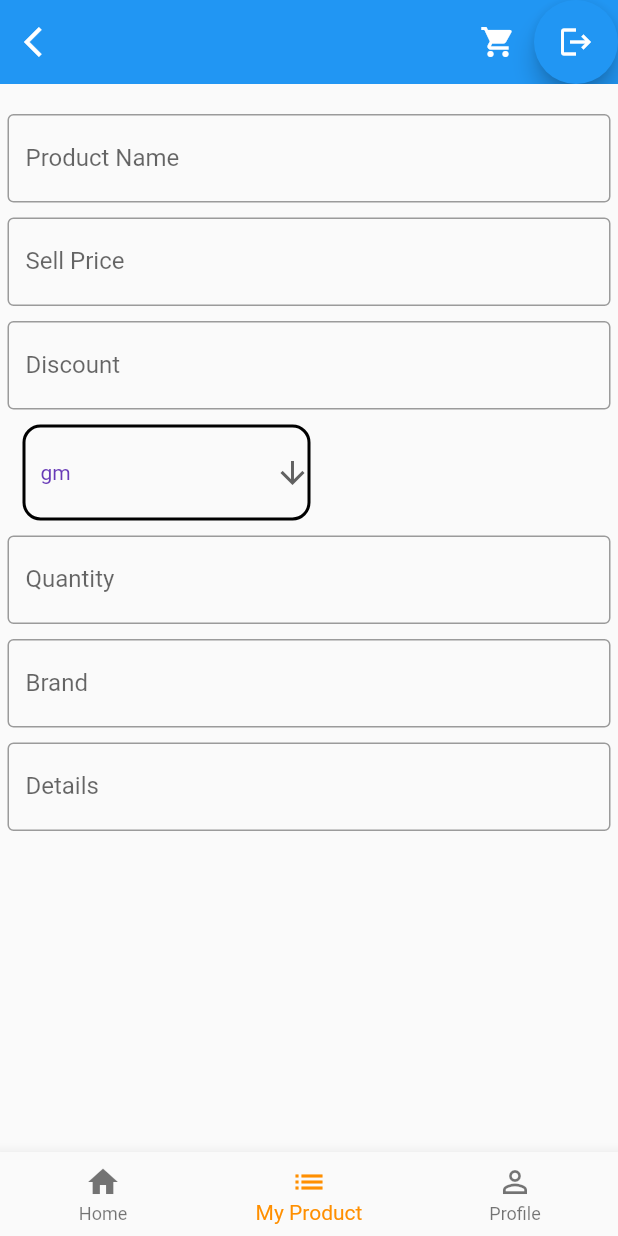
After one commit to sakib556/Basic-E-commerce-App, a Flutter app: the BottomNavbarScreen screen opened directly, item 2 of the bottom bar chosen, on a phone screen of 412 x 824 dp. The commit adds this screen. Run offline on Flutter 3.47's test engine with Material 2 defaults, Android fonts, the phone set to English and light mode, and no system bars; our stand-ins replace dio, firebase_auth, firebase_core, flutter_screenutil, fluttertoast, get; accounts and stored records are empty; network calls fail.

Commit message:
clean some widgets

```diff
--- a/lib/controllers/login_controller.dart
+++ b/lib/controllers/login_controller.dart
@@ -1,7 +1,7 @@
 import 'package:firebase_auth/firebase_auth.dart';
 import 'package:flutter/material.dart';
 import 'package:flutter_ecommerce/controllers/product_controller/get_product_controller.dart';
-import 'package:flutter_ecommerce/screens/home/home_screen.dart';
+import 'package:flutter_ecommerce/screens/Tab/bottom_navbar_screen.dart';
 import 'package:flutter_ecommerce/screens/login/login_screen.dart';
 import 'package:fluttertoast/fluttertoast.dart';
 import 'package:get/get.dart';
@@ -25,7 +25,7 @@ class LoginController extends GetxController {
       if (authCredential.uid.isNotEmpty) {
         await productController.fetchProducts();
         isLoading(false);
-        Get.offAll(HomeScreen());
+        Get.offAll(BottomNavbarScreen());
       } else {
         isLoading(false);
         Fluttertoast.showToast(msg: "Something is wrong");
--- a/lib/controllers/splash_controller.dart
+++ b/lib/controllers/splash_controller.dart
@@ -1,7 +1,7 @@
 import 'dart:async';
 import 'package:firebase_auth/firebase_auth.dart';
 import 'package:flutter_ecommerce/controllers/product_controller/get_product_controller.dart';
-import 'package:flutter_ecommerce/screens/home/home_screen.dart';
+import 'package:flutter_ecommerce/screens/Tab/bottom_navbar_screen.dart';
 import 'package:flutter_ecommerce/screens/login/login_screen.dart';
 import 'package:get/get.dart';
 
@@ -19,6 +19,6 @@ class SplashController extends GetxController {
     _authentication = FirebaseAuth.instance;
     user = _authentication?.currentUser;
     isLoading = false;
-    Get.off(user == null ? LoginScreen() : HomeScreen());
+    Get.off(user == null ? LoginScreen() : BottomNavbarScreen());
   }
 }
--- /dev/null
+++ b/lib/screens/Tab/bottom_navbar_screen.dart
@@ -0,0 +1,74 @@
+import 'package:firebase_auth/firebase_auth.dart';
+import 'package:flutter/material.dart';
+import 'package:flutter_ecommerce/controllers/home_screen_controller.dart';
+import 'package:flutter_ecommerce/screens/Tab/home/home_screen.dart';
+import 'package:flutter_ecommerce/screens/Tab/profile/profile_screen.dart';
+import 'package:flutter_ecommerce/screens/Tab/seller/product_list_screen.dart';
+import 'package:flutter_ecommerce/screens/login/login_screen.dart';
+import 'package:get/get.dart';
+
+
+class BottomNavbarScreen extends StatelessWidget {
+  BottomNavbarScreen({Key? key}) : super(key: key);
+  final HomeScreenController _homeScreenController =
+      Get.put(HomeScreenController());
+  @override
+  Widget build(BuildContext context) {
+    FirebaseAuth firebaseAuth = FirebaseAuth.instance;
+
+    return Scaffold(
+        appBar: AppBar(
+          elevation: 0,
+          leading: const Icon(
+            Icons.arrow_back_ios,
+          ),
+          actions: [
+            IconButton(
+              icon: const Icon(
+                Icons.shopping_cart,
+              ),
+              onPressed: () {},
+            ),
+            FloatingActionButton(
+              onPressed: () async {
+                await firebaseAuth.signOut();
+                Navigator.pushReplacement(context,
+                    MaterialPageRoute(builder: (context) => LoginScreen()));
+              },
+              child: const Icon(Icons.logout),
+            )
+          ],
+        ),
+        body: Obx(() {
+          return widgetOptions
+              .elementAt(_homeScreenController.selected_index.value);
+        }),
+        bottomNavigationBar: Obx(() {
+          return BottomNavigationBar(
+            items: const <BottomNavigationBarItem>[
+              BottomNavigationBarItem(
+                icon: Icon(Icons.home),
+                label: 'Home',
+              ),
+              BottomNavigationBarItem(
+                icon: Icon(Icons.list),
+                label: 'My Product',
+              ),
+              BottomNavigationBarItem(
+                icon: Icon(Icons.person_outline),
+                label: 'Profile',
+              ),
+            ],
+            currentIndex: _homeScreenController.selected_index.value,
+            selectedItemColor: Colors.amber[800],
+            onTap: _homeScreenController.onItemTapped,
+          );
+        }));
+  }
+}
+
+  final List<Widget> widgetOptions = <Widget>[
+    HomeScreen(),
+    const ProductListScreen(),
+    ProfileScreen()
+  ];
--- /dev/null
+++ b/lib/screens/Tab/seller/product_list_screen.dart
@@ -0,0 +1,229 @@
+import 'package:flutter/material.dart';
+import 'package:flutter_ecommerce/controllers/product_controller/get_product_controller.dart';
+import 'package:flutter_ecommerce/screens/Tab/bottom_navbar_screen.dart';
+import 'package:get/get.dart';
+import 'package:http/http.dart' as http;
+class ProductListScreen extends StatefulWidget {
+  const ProductListScreen({Key? key}) : super(key: key);
+  @override
+  State<ProductListScreen> createState() => _ProductListScreenState();
+}
+class _ProductListScreenState extends State<ProductListScreen> {
+  final GetProductController productController = Get.put(GetProductController());
+  final _fromKey= GlobalKey<FormState>();
+  var size,height,width;
+  String? pname,pprice,pdiscount,pbrand,pqty,pdetails;
+  String qty_type="gm"; int add_data=0;
+  @override
+  Widget build(BuildContext context) {
+    size = MediaQuery.of(context).size;
+    height = size.height;
+    width = size.width;
+    return Scaffold(
+      body: SingleChildScrollView(
+        child: Column(
+          children:[
+              SizedBox(height: 10,),
+              Center(
+                child: Form(
+                autovalidateMode: AutovalidateMode.onUserInteraction,
+                key: _fromKey,
+            child: SingleChildScrollView(
+              child: Container(
+                   height: height-70,
+                   width: width-10,
+                  child: Center(
+                    child: ListView(
+                      children: [
+                      SizedBox(height: 10,),
+                      productName(),
+                      SizedBox(height: 10,),
+                      productPrice(),
+                      SizedBox(height: 10,),
+                      productDiscount(),
+                      SizedBox(height: 10,),
+                      Container(
+                            width: 10,
+                            child: productQuantityType()),
+                      SizedBox(height: 10,),
+                      productQuantity(),
+                      SizedBox(height: 10,),
+                      productBrand(),
+                      SizedBox(height: 10,),
+                      productDetails()
+                      ],),
+                  ),
+              ),
+            )),
+              ),
+            add_data==0? ElevatedButton(
+              onPressed: () {
+                 InsertData();
+                },
+              child: Text('Submit your product'),
+            ):CircularProgressIndicator(),
+          ]
+        ),
+      ),
+    );
+  }
+  Widget productName()=> TextFormField(
+    onChanged: (value){
+      setState(() {
+        pname=value;
+      });
+    },
+      decoration: InputDecoration(
+        labelText: "Product Name",
+        border: OutlineInputBorder(),
+      ),
+     validator: (value){
+        if(value.toString().isEmpty){
+          return "Please,enter the product name.";
+        }
+        else{
+          return null;
+        }
+     },
+      );
+  Widget productPrice()=> TextFormField(
+    onChanged: (value){
+      setState(() {
+        pprice=value;
+      });
+    },
+    decoration: InputDecoration(
+      labelText: "Sell Price",
+      border: OutlineInputBorder(),
+    ),
+    validator: (value){
+      if(value.toString().isEmpty){
+        return "Please enter the price";
+      }
+      else{
+        return null;
+      }
+    },
+  );
+  Widget productDiscount()=> TextFormField(
+    onChanged: (value){
+      setState(() {
+        pdiscount=value;
+      });
+    },
+    decoration: InputDecoration(
+      labelText: "Discount",
+      border: OutlineInputBorder(),
+    ),
+    validator: (value){
+      if(value.toString().isEmpty){
+        return "Please enter 0 or some discount";
+      }
+      else{
+        return null;
+      }
+    },
+  );
+  List<String> items=["gm","kg","ltr","piece", "pkt","carton"];
+  Widget productQuantityType()=> Container(
+    margin: EdgeInsets.only(left: 10,right: 200),
+    child: DropdownButtonFormField<String>(
+      value: qty_type,
+      icon: const Icon(Icons.arrow_downward),
+      elevation: 6,
+      style: const TextStyle(color: Colors.deepPurple),
+      decoration: InputDecoration(
+        enabledBorder: OutlineInputBorder(
+            borderRadius: BorderRadius.circular(12),
+            borderSide:BorderSide(width: 2,color: Colors.black)
+        ),
+      ),
+
+      onChanged: (String? newValue) {
+        setState(() {
+          qty_type = newValue!;
+          print(qty_type);
+        });
+      },
+      items: items
+          .map<DropdownMenuItem<String>>((String value) {
+        return DropdownMenuItem<String>(
+          value: value,
+          child: Text(value),
+        );
+      }).toList(),
+    ),
+  );
+  Widget productQuantity()=> TextFormField(
+    onChanged: (value){
+      setState(() {
+        pqty=value;
+      });
+    },
+    decoration: InputDecoration(
+      labelText: "Quantity",
+      border: OutlineInputBorder(),
+    ),
+    validator: (value){
+      if(value.toString().isEmpty){
+        return "Please enter the quantity.";
+      }
+      else{
+        return null;
+      }
+    },
+  );
+  Widget productBrand()=> TextFormField(
+    onChanged: (value){
+      setState(() {
+        pbrand=value;
+      });
+    },
+    decoration: InputDecoration(
+      labelText: "Brand",
+      border: OutlineInputBorder(),
+    ),
+    validator: (value){
+      if(value.toString().isEmpty){
+        return "Please enter 'none' or the brand";
+      }
+      else{
+        return null;
+      }
+    },
+  );
+  Widget productDetails()=> TextFormField(
+    onChanged: (value){
+      setState(() {
+        pdetails=value;
+      });
+    },
+    decoration: InputDecoration(
+      labelText: "Details",
+      border: OutlineInputBorder(),
+    ),
+    validator: (value){
+      if(value.toString().length<4){
+        return "Please enter some details.";
+      }
+      else{
+        return null;
+      }
+    },
+  );
+
+  Future<void> InsertData() async {
+    setState(() {
+      add_data=1;
+    });
+    String url="https://vaizans.com/PHP_API/add_sellers_product.php";
+    await http.post(Uri.parse(url),body: {"pname":pname,"price":pprice,"discount":pdiscount,
+      "brand":pbrand,"quantity":pqty,"quantity_type":qty_type,"product_details":pdetails});
+    setState(() {
+      add_data=0;
+    });
+    productController.isLoading.value;
+    await productController.fetchProducts();
+    Get.off(BottomNavbarScreen());
+  }
+}
--- a/lib/screens/signup/user_form.dart
+++ b/lib/screens/signup/user_form.dart
@@ -1,6 +1,6 @@
 import 'package:flutter/cupertino.dart';
 import 'package:flutter/material.dart';
-import 'package:flutter_ecommerce/utils/text_fields/text_field_1.dart';
+import 'package:flutter_ecommerce/screens/custom_widgets/text_field_1.dart';
 class UserForm extends StatefulWidget {
   const UserForm({Key? key}) : super(key: key);
   @override
```
Also changed, not shown: lib/controllers/product_controller/get_product_controller.dart (+2 -6 lines), lib/screens/Tab/home/home_screen.dart (added, +49 -0 lines), lib/screens/Tab/profile/profile_screen.dart (added, +87 -0 lines), lib/screens/custom_widgets/text_field_1.dart (added, +22 -0 lines).
